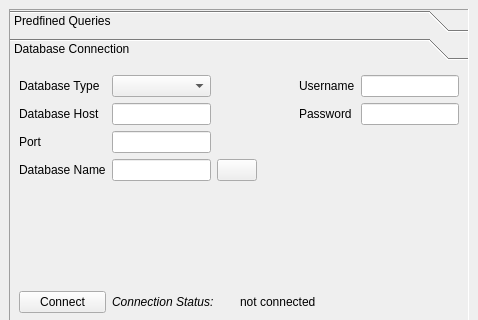
First picture: the form in qgis/src/plugins/evis/ui/evisdatabaseconnectionguibase.ui, repository sourcepole/qgis, before the edit; both pictures show x 0 to 478 and y 0 to 320 of the 478 by 548 pixel window.
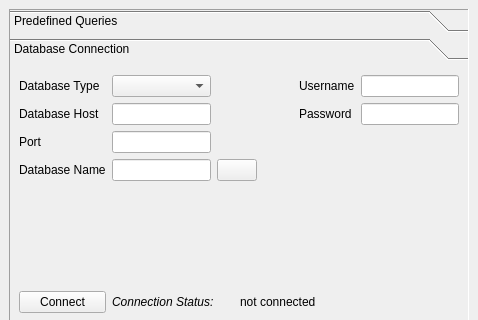
Second picture: the form after the edit. Icons and pictures are not drawn.

```diff
--- a/qgis/src/plugins/evis/ui/evisdatabaseconnectionguibase.ui
+++ b/qgis/src/plugins/evis/ui/evisdatabaseconnectionguibase.ui
@@ -44,7 +44,7 @@
        </rect>
       </property>
       <attribute name="label" >
-       <string>Predfined Queries</string>
+       <string>Predefined Queries</string>
       </attribute>
       <layout class="QGridLayout" >
        <property name="margin" >
```
Left out of the diff: 2 changed lines with no effect on the pictures.
